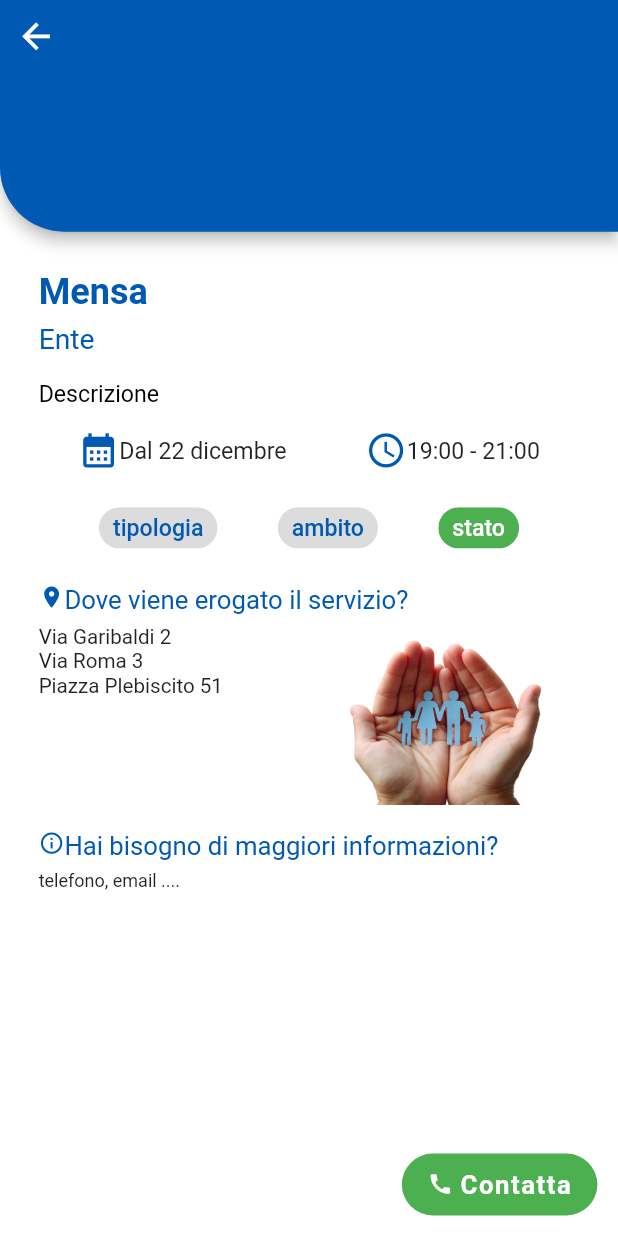
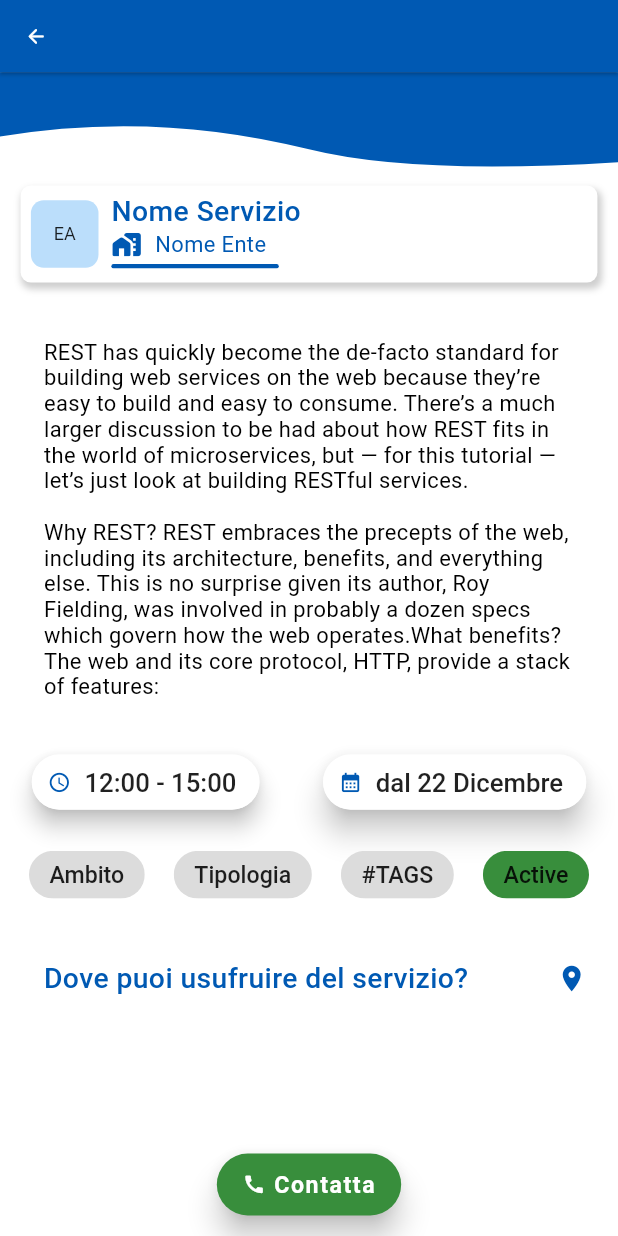
Before and after one commit to FedericoRipoli/EMAD2022_2023-8, a Flutter app: the InfoServizio screen opened directly with sample values from the repository, on a phone screen of 412 x 824 dp. Run offline on Flutter 3.47's test engine with Material 2 defaults, Android fonts, the phone set to English and light mode, and no system bars; drawn by our look-alikes of getwidget; our stand-ins replace after_layout, bubble, flutter_chat_types, flutter_chat_ui, flutter_custom_clippers, flutter_map and 7 more; accounts and stored records are empty; project files that could hold a hidden picture were left out.

Commit message:
ultime modifiche servizio

```diff
--- a/sws_frontend/lib/components/CardList.dart
+++ b/sws_frontend/lib/components/CardList.dart
@@ -35,7 +35,7 @@ class CardList extends StatelessWidget {
           //height: height! * .25 < 170 ? height! * .25 : 170,
           //height: height! * .25 < 300 ? height! * .25 : 300,
           child: ConstrainedBox(
-            constraints: const BoxConstraints(maxHeight: 280, minHeight: 120),
+            constraints: const BoxConstraints(maxHeight: 370, minHeight: 120),
             child: ListView.builder(
                 itemBuilder: (context, index) => itemList[index],
                 shrinkWrap: true,
--- a/sws_frontend/lib/components/Splash.dart
+++ b/sws_frontend/lib/components/Splash.dart
@@ -9,7 +9,7 @@ import 'package:frontend_sws/util/SharedPreferencesUtils.dart';
 
 class Splash extends StatefulWidget {
   @override
-  SplashState createState() => new SplashState();
+  SplashState createState() => SplashState();
 }
 
 class SplashState extends State<Splash> with AfterLayoutMixin<Splash> {
--- a/sws_frontend/lib/entity/Servizio.dart
+++ b/sws_frontend/lib/entity/Servizio.dart
@@ -1,9 +1,13 @@
+import 'dart:ui';
+
 import 'package:flutter/material.dart';
 import 'package:flutter/services.dart';
 import 'package:frontend_sws/entity/Ente.dart';
 import 'package:frontend_sws/entity/StatoOperazione.dart';
 import 'package:frontend_sws/entity/Tipologia.dart';
 import 'package:frontend_sws/main.dart';
+import 'package:getwidget/getwidget.dart';
+import 'package:flutter_custom_clippers/flutter_custom_clippers.dart';
 import 'Ambito.dart';
 import 'Contatto.dart';
 import 'Posizione.dart';
@@ -65,64 +69,32 @@ class _ServizioState extends State<Servizio> {
           );
         },
         child: SizedBox(
-          width: 330,
-          height: 240,
-          child: Card(
-            clipBehavior: Clip.antiAliasWithSaveLayer,
-            shape: RoundedRectangleBorder(
-              borderRadius: BorderRadius.circular(10.0),
+          width: 380,
+          height: 320,
+          child: GFCard(
+            boxFit: BoxFit.cover,
+            titlePosition: GFPosition.start,
+            showOverlayImage: false,
+            color: Colors.white,
+            elevation: 14,
+            title: GFListTile(
+              avatar: GFAvatar(
+                shape: GFAvatarShape.standard,
+                backgroundColor: appTheme.primaryColor,
+                child: const Text("AD"),
               ),
-            elevation: 5,
-            margin: const EdgeInsets.all(12),
-            child: Column(
-              children: [
-                SizedBox(
-                  width: 335,
-                  height: 110,
-                  child: Image.asset(
-                    "assets/images/service_default.png",
-                    fit: BoxFit.fitWidth,
+              titleText: widget.nome!,
+              subTitleText: widget.tags!,
+              icon: const Icon(Icons.accessible),
             ),
+            content: Text(widget.contenuto!),
+            buttonBar: GFButtonBar(
+              children: <Widget>[
+                Chip(
+                  label: Text("Ambito"),
                 ),
-                const SizedBox(
-                  height: 6,
-                ),
-                Column(children: [
-                  Row(children: [
-                    Container(
-                      margin: const EdgeInsets.all(4),
-                      child: Chip(
-                        label: Text("ambito"),
-                      ),
-                    ),
-                    Container(
-                      margin: const EdgeInsets.all(4),
-                      child: Chip(
-                        label: Text("tipologia!"),
-                      ),
-                    ),
-                    Container(
-                      margin: const EdgeInsets.all(4),
-                      child: Chip(
-                        label: Text(widget.tags!),
-                      ),
-                    ),
-                  ]),
-                  Row(children: [
-                    Container(
-                      margin: const EdgeInsets.only(left: 10),
-                      padding: const EdgeInsets.all(2),
-                      alignment: Alignment.center,
-                      child: Text(
-                        widget.nome!,
-                        style: const TextStyle(
-                          fontSize: 20,
-                          fontWeight: FontWeight.bold,
-                        ),
-                      ),
-                    ),
-                  ]),
-                ])
+                Chip(label: Text("Tipologia")),
+                Chip(label: Text(widget.tags!)),
               ],
             ),
           ),
@@ -139,41 +111,44 @@ class InfoServizio extends StatelessWidget {
   @override
   Widget build(BuildContext context) {
     return Scaffold(
-        appBar: PreferredSize(
-          preferredSize: const Size.fromHeight(180),
-          child: AppBar(
-            leading: IconButton(
-                icon:
-                    const Icon(Icons.arrow_back, size: 32, color: Colors.white),
+        floatingActionButtonLocation: FloatingActionButtonLocation.centerFloat,
+        appBar: GFAppBar(
+          leading: GFIconButton(
+            icon: const Icon(
+              Icons.arrow_back_rounded,
+              color: Colors.white,
+            ),
             onPressed: () {
-                  Navigator.of(context).pop();
-                }),
+              Navigator.pop(context);
+            },
+            type: GFButtonType.transparent,
+          ),
+          searchBar: false,
+          elevation: 1,
           backgroundColor: appTheme.primaryColor,
-            shape: const RoundedRectangleBorder(
-                borderRadius: BorderRadius.only(
-              bottomLeft: Radius.circular(50),
-            )),
-          ),
         ),
         extendBodyBehindAppBar: false,
         resizeToAvoidBottomInset: false,
         floatingActionButton: FloatingActionButton.extended(
-          elevation: 0,
-          hoverElevation: 0,
+          elevation: 8,
+          hoverElevation: 8,
           onPressed: () {},
-          backgroundColor: Colors.green,
+          backgroundColor: Colors.green.shade700,
           label: Row(
             children: const [
               Padding(
-                padding: EdgeInsets.only(right: 5.0),
+                padding: EdgeInsets.only(right: 6.0),
                 child: Icon(
                   Icons.call,
-                  size: 20,
+                  size: 18,
                 ),
               ),
               Text(
                 "Contatta",
-                style: TextStyle(fontSize: 20, fontWeight: FontWeight.bold),
+                style: TextStyle(
+                    fontSize: 18,
+                    color: Colors.white,
+                    fontWeight: FontWeight.bold),
               )
             ],
           ),
@@ -181,140 +156,146 @@ class InfoServizio extends StatelessWidget {
         body: SingleChildScrollView(
           scrollDirection: Axis.vertical,
           child: Container(
-            child: Container(
-              padding: const EdgeInsets.all(30),
+            padding: const EdgeInsets.all(0),
             child: Column(
-                mainAxisAlignment: MainAxisAlignment.spaceAround,
+              mainAxisAlignment: MainAxisAlignment.spaceBetween,
               crossAxisAlignment: CrossAxisAlignment.start,
               children: [
-                  Text(
-                    servizio.nome!,
-                    style: TextStyle(
-                        color: appTheme.primaryColor,
-                        fontSize: 28,
-                        fontWeight: FontWeight.bold),
-                  ),
-                  const SizedBox(height: 8),
-                  Text("Ente",
-                      style: TextStyle(
-                          color: appTheme.primaryColor, fontSize: 22)),
-                  const SizedBox(height: 18),
-                  const Text("Descrizione",
-                      style: TextStyle(color: Colors.black, fontSize: 18)),
-                  const SizedBox(height: 18),
-                  Row(
-                    mainAxisAlignment: MainAxisAlignment.spaceAround,
-                    crossAxisAlignment: CrossAxisAlignment.start,
-                    children: [
-                      Wrap(
-                        crossAxisAlignment: WrapCrossAlignment.center,
-                        children: [
-                          Icon(
-                            Icons.calendar_month,
-                            size: 32,
+                Stack(
+                  children: <Widget>[
+                    ClipPath(
+                      clipper: WaveClipperOne(flip: true),
+                      child: Container(
+                        height: 80, //400
                         color: appTheme.primaryColor,
                       ),
-                          const Text(
-                            'Dal 22 dicembre',
-                            style: TextStyle(fontSize: 18),
                     ),
                   ],
                 ),
-                      Wrap(
-                        crossAxisAlignment: WrapCrossAlignment.center,
-                        children: [
-                          Icon(
-                            Icons.access_time,
-                            size: 32,
+                GFListTile(
+                  avatar: const GFAvatar(
+                    shape: GFAvatarShape.standard,
+                    child: Text("EA"),
+                  ),
+                  color: Colors.white,
+                  title: GFTypography(
+                    text: 'Nome Servizio',
+                    type: GFTypographyType.typo2,
+                    showDivider: false,
+                    textColor: appTheme.primaryColor,
+                  ),
+                  subTitle: GFTypography(
+                    text: 'Nome Ente',
+                    type: GFTypographyType.typo4,
+                    icon: Icon(
+                      Icons.home_work_rounded,
                       color: appTheme.primaryColor,
                     ),
-                          const Text(
-                            '19:00 - 21:00',
-                            style: TextStyle(fontSize: 18),
+                    dividerColor: appTheme.primaryColor,
+                    textColor: appTheme.primaryColor,
+                    fontWeight: FontWeight.normal,
+                    dividerWidth: 130.0,
                   ),
-                        ],
-                      )
-                    ],
-                  ), // riga dei chip
+                ),
                 const SizedBox(height: 20),
+                GFListTile(
+                  description: GFTypography(
+                    text: descrizione,
+                    type: GFTypographyType.typo4,
+                    fontWeight: FontWeight.normal,
+                    showDivider: false,
+                  ),
+                ),
+                const SizedBox(height: 24),
                 Row(
-                    mainAxisAlignment: MainAxisAlignment.spaceEvenly,
-                    crossAxisAlignment: CrossAxisAlignment.start,
+                  mainAxisAlignment: MainAxisAlignment.spaceAround,
+                  crossAxisAlignment: CrossAxisAlignment.center,
                   children: [
                     Chip(
-                        label: Text("tipologia"),
-                        labelStyle: TextStyle(
-                            color: appTheme.primaryColor, fontSize: 18),
+                      elevation: 6,
+                      padding: const EdgeInsets.all(10),
+                      backgroundColor: Colors.white,
+                      shadowColor: Colors.black,
+                      avatar: Icon(
+                        Icons.access_time,
+                        color: appTheme.primaryColor,
+                      ),
+                      label: const Text(
+                        '12:00 - 15:00',
+                        style: TextStyle(fontSize: 20),
+                      ), //Text
                     ),
                     Chip(
-                        label: Text("ambito"),
-                        labelStyle: TextStyle(
-                            color: appTheme.primaryColor, fontSize: 18),
-                      ),
-                      const Chip(
-                        label: Text("stato"),
-                        labelStyle:
-                            TextStyle(color: Colors.white, fontSize: 18),
-                        backgroundColor: Colors.green,
-                      )
-                    ],
-                  ),
-                  const SizedBox(height: 20),
-                  Wrap(
-                    crossAxisAlignment: WrapCrossAlignment.start,
-                    children: [
-                      Icon(
-                        Icons.location_on,
-                        size: 20,
+                      elevation: 8,
+                      padding: const EdgeInsets.all(10),
+                      backgroundColor: Colors.white,
+                      shadowColor: Colors.black,
+                      avatar: Icon(
+                        Icons.calendar_month,
                         color: appTheme.primaryColor,
                       ),
-                      Text(
-                        'Dove viene erogato il servizio?',
-                        style: TextStyle(
-                            fontSize: 20, color: appTheme.primaryColor),
+                      label: const Text(
+                        'dal 22 Dicembre',
+                        style: TextStyle(fontSize: 20),
+                      ), //Text
                     ),
                   ],
                 ),
-                  const SizedBox(height: 8),
+                const SizedBox(height: 24),
                 Row(
-                    crossAxisAlignment: CrossAxisAlignment.start,
-                    mainAxisAlignment: MainAxisAlignment.spaceBetween,
+                  mainAxisAlignment: MainAxisAlignment.spaceEvenly,
+                  crossAxisAlignment: CrossAxisAlignment.center,
                   children: [
-                      Flexible(
-                          child: Column(
-                              crossAxisAlignment: CrossAxisAlignment.start,
-                              children: const [
-                            Text(
-                                "Via Garibaldi 2\nVia Roma 3\nPiazza Plebiscito 51",
-                                style: TextStyle(fontSize: 16))
-                          ])),
-                      Flexible(
-                        child: Image.asset("assets/images/welfare.jpg"),
-                      )
-                    ],
+                    Chip(
+                      padding: const EdgeInsets.all(8),
+                      label: Text(
+                        "Ambito",
+                        style: TextStyle(fontSize: 18),
                       ),
-                  const SizedBox(height: 20),
-                  Wrap(
-                    crossAxisAlignment: WrapCrossAlignment.start,
-                    children: [
-                      Icon(
-                        Icons.info_outlined,
-                        size: 20,
-                        color: appTheme.primaryColor,
                     ),
-                      Text(
-                        'Hai bisogno di maggiori informazioni?',
-                        style: TextStyle(
-                            fontSize: 20, color: appTheme.primaryColor),
+                    Chip(
+                      padding: const EdgeInsets.all(8),
+                      label: Text(
+                        "Tipologia",
+                        style: TextStyle(fontSize: 18),
+                      ),
+                    ),
+                    Chip(
+                      padding: const EdgeInsets.all(8),
+                      label: Text(
+                        "#TAGS",
+                        style: TextStyle(fontSize: 18),
+                      ),
+                    ),
+                    Chip(
+                      padding: const EdgeInsets.all(8),
+                      backgroundColor: Colors.green.shade700,
+                      label: Text(
+                        "Active",
+                        style: TextStyle(fontSize: 18),
+                      ),
                     ),
                   ],
                 ),
-                  const SizedBox(height: 8),
-                  const Text("telefono, email ....")
+                const SizedBox(height: 24),
+                GFListTile(
+                  title: GFTypography(
+                    text: 'Dove puoi usufruire del servizio?',
+                    type: GFTypographyType.typo2,
+                    showDivider: false,
+                    textColor: appTheme.primaryColor,
+                  ),
+                  icon: Icon(
+                    Icons.location_on,
+                    color: appTheme.primaryColor,
+                  ),
+                ),
               ],
-              ),
             ),
           ),
         ));
   }
 }
+
+String descrizione =
+    "REST has quickly become the de-facto standard for building web services on the web because they’re easy to build and easy to consume. There’s a much larger discussion to be had about how REST fits in the world of microservices, but — for this tutorial — let’s just look at building RESTful services.\n\nWhy REST? REST embraces the precepts of the web, including its architecture, benefits, and everything else. This is no surprise given its author, Roy Fielding, was involved in probably a dozen specs which govern how the web operates.What benefits? The web and its core protocol, HTTP, provide a stack of features:";
--- a/sws_frontend/lib/screens/Servizi.dart
+++ b/sws_frontend/lib/screens/Servizi.dart
@@ -3,6 +3,8 @@ import 'package:frontend_sws/main.dart';
 import 'package:getwidget/getwidget.dart';
 import 'package:flutter_map/flutter_map.dart';
 import 'package:latlong2/latlong.dart';
+
+import '../entity/Servizio.dart';
 
 class Servizi extends StatefulWidget {
   const Servizi({Key? key}) : super(key: key);
@@ -27,6 +29,24 @@ class _ServiziState extends State<Servizi> with TickerProviderStateMixin {
 
   final List<String> entries = <String>['A', 'B', 'C'];
   final List<int> colorCodes = <int>[600, 500, 100];
+
+  List<Servizio> listServices = [
+    const Servizio(
+      id: "00001",
+      nome: "Mensa",
+      contenuto:
+          "Servizio mensa per i senzadimora si mangiano tante cose, tante cibarie, devo scrivere un altro pò di cose per capire quanto testo mi serve aoh la carbonara cor guanciale croccante",
+      visibile: true,
+      tags: "senzadimora",
+    ),
+    const Servizio(
+      id: "00002",
+      nome: "Trasporto Anziani",
+      contenuto: "Servizio di trasporto per gli anziani",
+      visibile: true,
+      tags: "anziani",
+    ),
+  ];
 
   @override
   Widget build(BuildContext context) {
@@ -131,16 +151,9 @@ class _ServiziState extends State<Servizi> with TickerProviderStateMixin {
                 scrollDirection: Axis.vertical,
                 shrinkWrap: true,
                 padding: const EdgeInsets.all(12),
-                itemCount: entries.length,
+                itemCount: listServices.length,
                 itemBuilder: (BuildContext context, int index) {
-                  return GFListTile(
-                      titleText: 'Elemento ${entries[index]}',
-                      color: Color(0xffD3D3D3),
-                      description: const Text(
-                          'Lorem ipsum dolor sit amet, consectetur adipiscing'),
-                      subTitleText:
-                          'Lorem ipsum dolor sit amet, consectetur adipiscing',
-                      icon: const Icon(Icons.location_on));
+                  return listServices[index];
                 },
                 separatorBuilder: (BuildContext context, int index) =>
                     const Divider(),
--- a/sws_frontend/pubspec.yaml
+++ b/sws_frontend/pubspec.yaml
@@ -36,6 +36,7 @@ dependencies:
   bubble: ^1.2.1
   logging: ^1.1.0
   jwt_decoder: ^2.0.1
+  flutter_custom_clippers: ^2.0.0
 
 dev_dependencies:
   flutter_launcher_icons: "^0.10.0"
```
Also changed, not shown: sws_frontend/lib/components/Clipper06.dart (added, +26 -0 lines), sws_frontend/lib/screens/Events.dart (+8 -7 lines), sws_frontend/pubspec.lock. Lines whose indentation alone changed are shown as unchanged.
